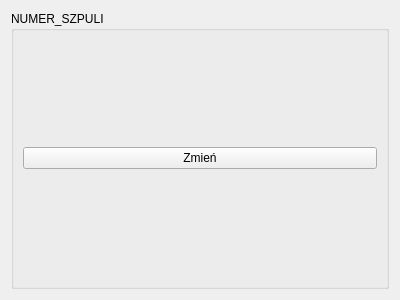
This is src/filamux_ui/widgets/spool_widget.ui in Dalachowsky/filamux-ui as Qt 5 draws it before an edit. The edited form follows.
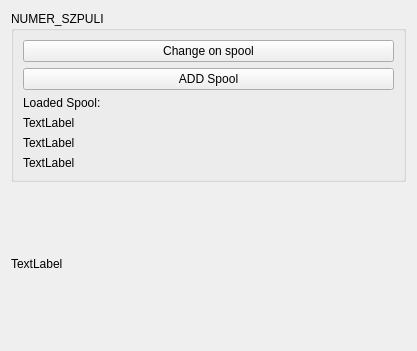
This is the edited form.

Commit message: Dodano add spool, aktualnie nie działa.

```diff
--- a/src/filamux_ui/widgets/spool_widget.ui
+++ b/src/filamux_ui/widgets/spool_widget.ui
@@ -6,8 +6,8 @@
    <rect>
     <x>0</x>
     <y>0</y>
-    <width>400</width>
-    <height>300</height>
+    <width>417</width>
+    <height>351</height>
    </rect>
   </property>
   <property name="windowTitle">
@@ -20,16 +20,58 @@
       <string>NUMER_SZPULI</string>
      </property>
      <layout class="QGridLayout" name="gridLayout_3">
-      <item row="0" column="0">
+      <item row="2" column="0">
        <widget class="QPushButton" name="changeButton">
         <property name="text">
-         <string>Zmień</string>
+         <string>Change on spool</string>
+        </property>
+       </widget>
+      </item>
+      <item row="7" column="0">
+       <widget class="QLabel" name="lenghtLabel">
+        <property name="text">
+         <string>TextLabel</string>
+        </property>
+       </widget>
+      </item>
+      <item row="4" column="0">
+       <widget class="QLabel" name="label">
+        <property name="text">
+         <string>Loaded Spool:</string>
+        </property>
+       </widget>
+      </item>
+      <item row="3" column="0">
+       <widget class="QPushButton" name="addSpoolButton">
+        <property name="text">
+         <string>ADD Spool</string>
+        </property>
+       </widget>
+      </item>
+      <item row="5" column="0">
+       <widget class="QLabel" name="producerLabel">
+        <property name="text">
+         <string>TextLabel</string>
+        </property>
+       </widget>
+      </item>
+      <item row="6" column="0">
+       <widget class="QLabel" name="colorLabel">
+        <property name="text">
+         <string>TextLabel</string>
         </property>
        </widget>
       </item>
      </layout>
     </widget>
    </item>
+   <item row="1" column="0">
+    <widget class="QLabel" name="label_5">
+     <property name="text">
+      <string>TextLabel</string>
+     </property>
+    </widget>
+   </item>
   </layout>
  </widget>
  <resources/>
```
The commit also changes 10 other files.
